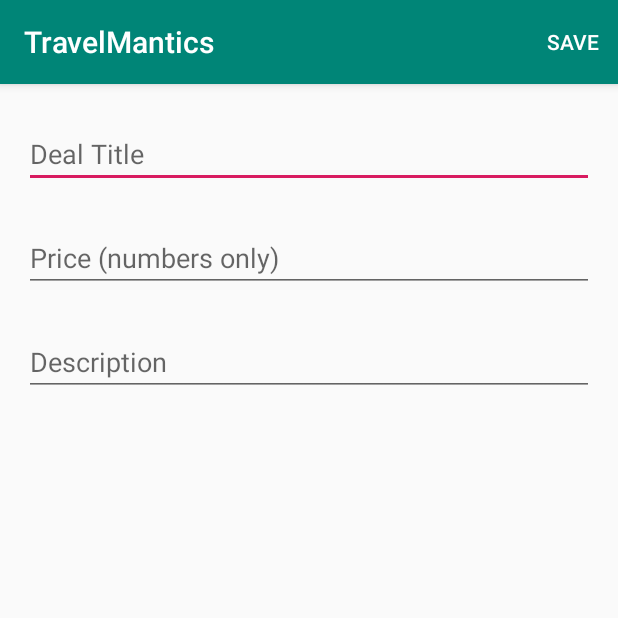
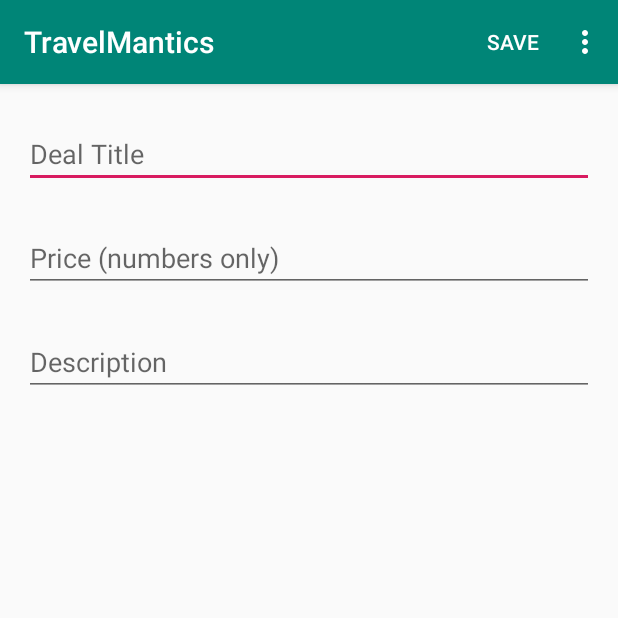
Before and after one commit to ThomasAquinas-Ozoagu/ALC4.0-Phase-1-Challenge2, an Android app: the DealActivity screen opened directly, with no data from a screen before it, on a phone screen of 412 x 824 dp, the top half of it. Run offline under Robolectric (Android 15) with nearby library versions, the phone set to English and light mode, and no system bars; our stand-ins replace Firebase (no records; nobody signed in at launch, a user with empty details on screens opened directly).

Commit message:
Delete function completed

```diff
--- a/app/src/main/java/com/thomasaquinas/ozoagu/travelmantics/FirebaseUtil.java
+++ b/app/src/main/java/com/thomasaquinas/ozoagu/travelmantics/FirebaseUtil.java
@@ -17,8 +17,9 @@ public class FirebaseUtil {
         if (firebaseUtil == null) {
             firebaseUtil = new FirebaseUtil();
             mFirebaseDatabase = FirebaseDatabase.getInstance();
-            mDeals = new ArrayList<TravelDeal>();
+
         }
+        mDeals = new ArrayList<TravelDeal>();
         mDatabaseReference = mFirebaseDatabase.getReference().child(ref);
     }
 
--- a/app/src/main/res/menu/save_menu.xml
+++ b/app/src/main/res/menu/save_menu.xml
@@ -4,4 +4,8 @@
     <item android:id="@+id/save_menu"
         android:title="@string/save_menu"
         app:showAsAction="always"></item>
+
+    <item android:id="@+id/delete_menu"
+        android:title="@string/delete_Deal"
+        app:showAsAction="never"></item>
 </menu>
--- a/app/src/main/res/values/strings.xml
+++ b/app/src/main/res/values/strings.xml
@@ -3,4 +3,5 @@
     <string name="title_hint">Deal Title</string>
     <string name="price_hint">Price (numbers only)</string>
     <string name="save_menu">save</string>
+    <string name="delete_Deal">delete_Deal</string>
 </resources>
```
Also changed, not shown: app/src/main/java/com/thomasaquinas/ozoagu/travelmantics/DealActivity.java (+29 -4 lines).
